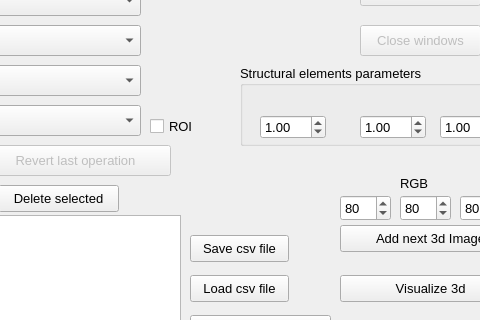
Above: src/GUI/mainwindow.ui from mjedros/mgr before the change; both pictures show x 200 to 680 and y 132 to 452 of the 790 by 591 pixel window. Below: the same form after it.
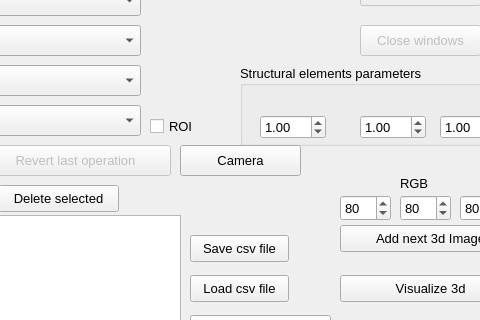
That is the form after the change.

```diff
--- a/src/GUI/mainwindow.ui
+++ b/src/GUI/mainwindow.ui
@@ -562,6 +562,22 @@
      <string>RGB</string>
     </property>
    </widget>
+   <widget class="QPushButton" name="CameraAquisition">
+    <property name="enabled">
+     <bool>true</bool>
+    </property>
+    <property name="geometry">
+     <rect>
+      <x>380</x>
+      <y>260</y>
+      <width>121</width>
+      <height>31</height>
+     </rect>
+    </property>
+    <property name="text">
+     <string>Camera</string>
+    </property>
+   </widget>
   </widget>
   <widget class="QToolBar" name="mainToolBar">
    <attribute name="toolBarArea">
```
